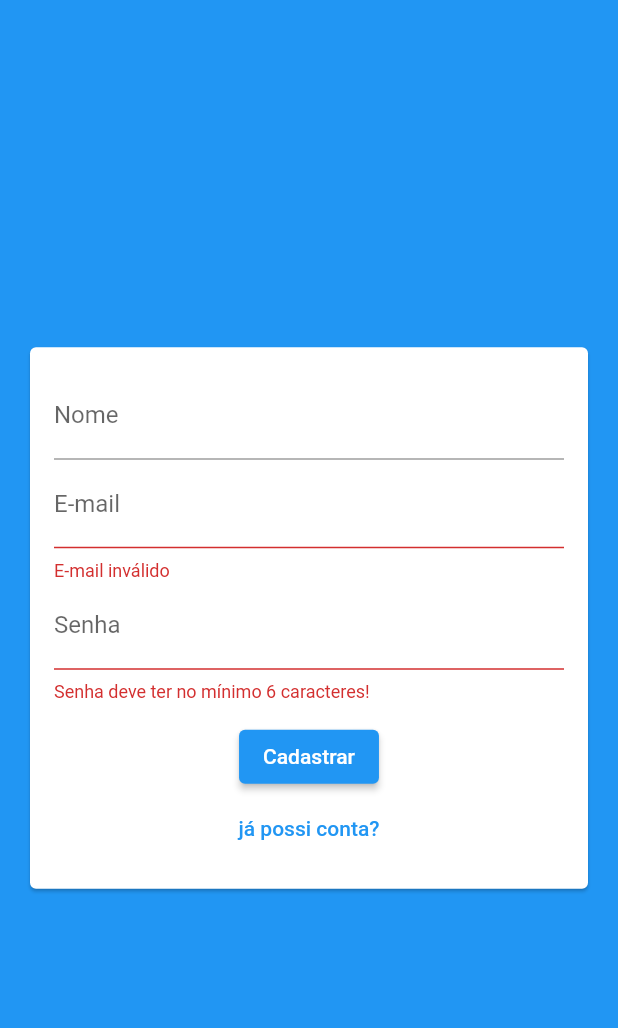
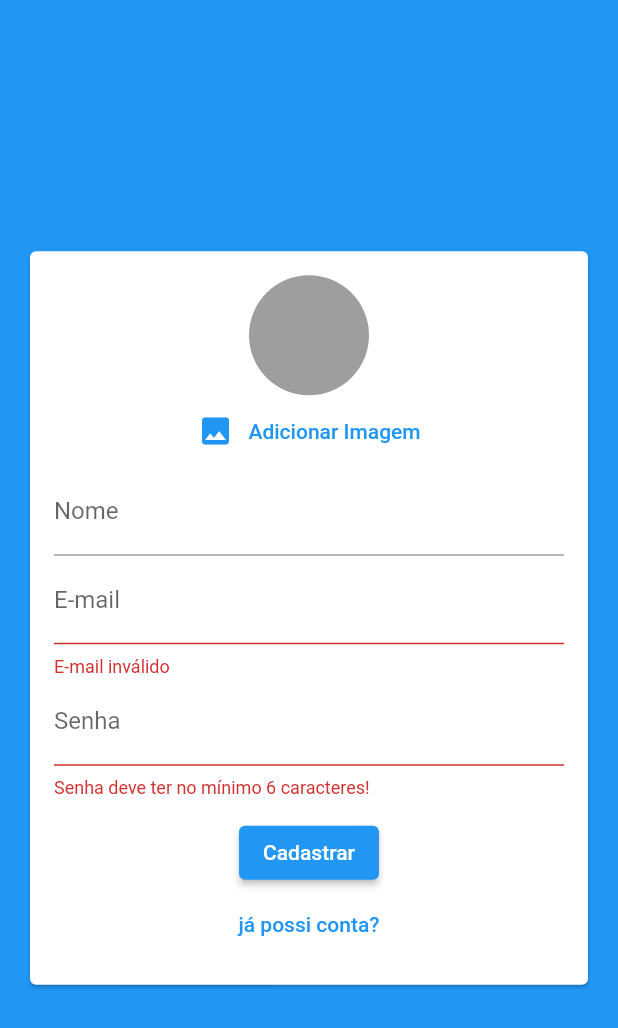
Before and after one commit to EricksonDutra/flutterChat, a Flutter app: the screen it shows after launch, after a tap on "Entrar", after a tap on "Criar uma nova conta?", on a phone screen of 412 x 824 dp. Shown: the top 1028 px of the screen. Run offline on Flutter 3.47's test engine with Material 2 defaults, Android fonts, the phone set to English and light mode, and no system bars; our stand-ins replace image_picker.

Commit message:
Increment Auth Page

```diff
--- a/lib/components/auth_form.dart
+++ b/lib/components/auth_form.dart
@@ -1,3 +1,6 @@
+import 'dart:io';
+
+import 'package:chat/components/user_image_picker.dart';
 import 'package:chat/core/models/auth_form_data.dart';
 import 'package:flutter/material.dart';
 
@@ -17,14 +20,28 @@ class _AuthFormState extends State<AuthForm> {
   final _formKey = GlobalKey<FormState>();
   final _formData = AuthFormData();
 
+  void _handleImagePick(File image) {
+    _formData.image = image;
+  }
+
+  void _showError(String msg) {
+    ScaffoldMessenger.of(context).showSnackBar(
+      SnackBar(
+        content: Text(msg),
+        backgroundColor: Theme.of(context).errorColor,
+      ),
+    );
+  }
+
   void _submit() {
     final isValid = _formKey.currentState?.validate() ?? false;
     if (!isValid) return;
 
     widget.onSubmit(_formData);
 
-    //if (_formData.image == null && _formData.isSignup) {}
-    //   return _showError('Imagem não selecionada!');
+    if (_formData.image == null && _formData.isSignup) {
+      return _showError('Imagem não selecionada!');
+    }
   }
 
   @override
@@ -37,6 +54,10 @@ class _AuthFormState extends State<AuthForm> {
           key: _formKey,
           child: Column(
             children: [
+              if (_formData.isSignup)
+                UserImagePicker(
+                  onImagePick: _handleImagePick,
+                ),
               if (_formData.isSignup)
                 TextFormField(
                   key: const ValueKey('name'),
--- a/lib/components/user_image_picker.dart
+++ b/lib/components/user_image_picker.dart
@@ -1,3 +1,68 @@
+import 'dart:io';
+import 'package:image_picker/image_picker.dart';
+import 'package:flutter/material.dart';
+
+class UserImagePicker extends StatefulWidget {
+  final void Function(File image) onImagePick;
+
+  const UserImagePicker({
+    Key? key,
+    required this.onImagePick,
+  }) : super(key: key);
+
+  @override
+  _UserImagePickerState createState() => _UserImagePickerState();
+}
+
+class _UserImagePickerState extends State<UserImagePicker> {
+  File? _image;
+
+  Future<void> _pickImage() async {
+    final picker = ImagePicker();
+    final pickedImage = await picker.pickImage(
+      source: ImageSource.gallery,
+      imageQuality: 50,
+      maxWidth: 150,
+    );
+
+    if (pickedImage != null) {
+      setState(() {
+        _image = File(pickedImage.path);
+      });
+
+      widget.onImagePick(_image!);
+    }
+  }
+
+  @override
+  Widget build(BuildContext context) {
+    return Column(
+      children: [
+        CircleAvatar(
+          radius: 40,
+          backgroundColor: Colors.grey,
+          backgroundImage: _image != null ? FileImage(_image!) : null,
+        ),
+        TextButton(
+          child: Row(
+            mainAxisAlignment: MainAxisAlignment.center,
+            children: [
+              Icon(
+                Icons.image,
+                color: Theme.of(context).primaryColor,
+              ),
+              SizedBox(width: 10),
+              Text('Adicionar Imagem')
+            ],
+          ),
+          onPressed: _pickImage,
+        )
+      ],
+    );
+  }
+}
+
+
 // import 'dart:io';
 
 // import 'package:flutter/material.dart';
--- a/pubspec.yaml
+++ b/pubspec.yaml
@@ -34,6 +34,7 @@ dependencies:
   # The following adds the Cupertino Icons font to your application.
   # Use with the CupertinoIcons class for iOS style icons.
   cupertino_icons: ^1.0.2
+  image_picker: ^0.8.4+4
 
 dev_dependencies:
   flutter_test:
```
Also changed, not shown: pubspec.lock, 1 other file.
